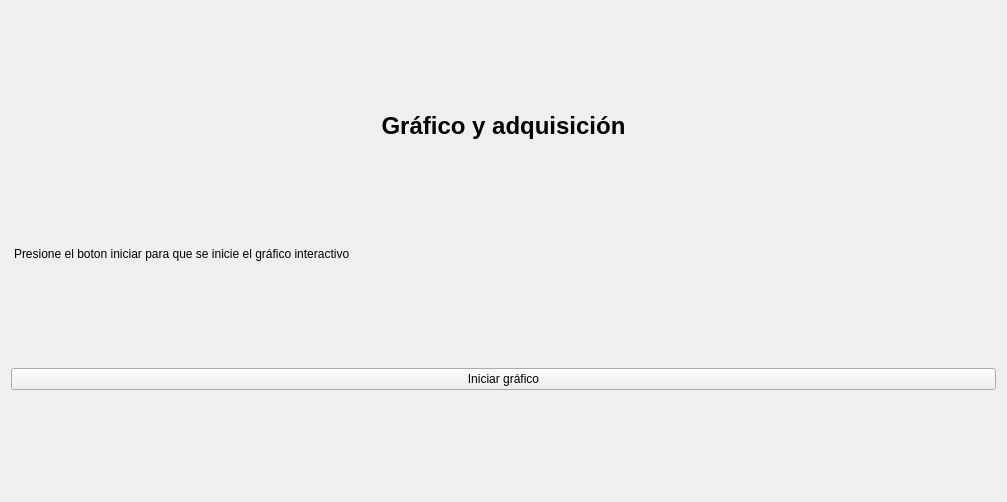
Qt form src/view/chart_tab_view.ui (martincrxz/induction-heater-software) before a commit.
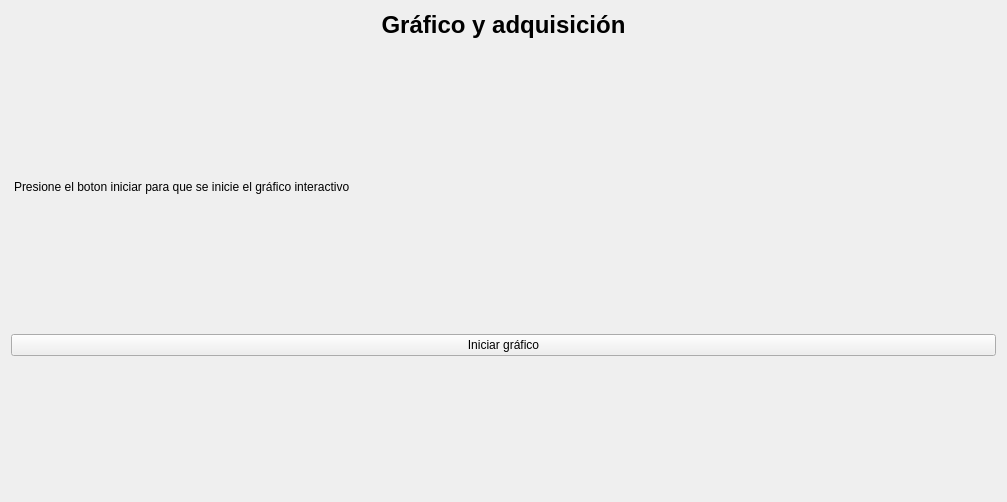
The same form after that commit.

Commit message: Fix del Cmakelists, habia archivos sin actualización. Agregando primera versión del QChart (faltan ajustes)

The edit to the form file:
```diff
--- a/src/view/chart_tab_view.ui
+++ b/src/view/chart_tab_view.ui
@@ -17,20 +17,7 @@
    <item>
     <layout class="QVBoxLayout" name="verticalLayout">
      <item>
-      <spacer name="verticalSpacer">
-       <property name="orientation">
-        <enum>Qt::Vertical</enum>
-       </property>
-       <property name="sizeHint" stdset="0">
-        <size>
-         <width>20</width>
-         <height>40</height>
-        </size>
-       </property>
-      </spacer>
-     </item>
-     <item>
-      <widget class="QLabel" name="label">
+      <widget class="QLabel" name="chartViewTitleLabel">
        <property name="text">
         <string>&lt;html&gt;&lt;head/&gt;&lt;body&gt;&lt;p align=&quot;center&quot;&gt;&lt;span style=&quot; font-size:18pt; font-weight:600;&quot;&gt;Gráfico y adquisición&lt;/span&gt;&lt;/p&gt;&lt;/body&gt;&lt;/html&gt;</string>
        </property>
```
Left out of the diff: 6 changed lines with no effect on the pictures. The commit also changes 5 other files.
